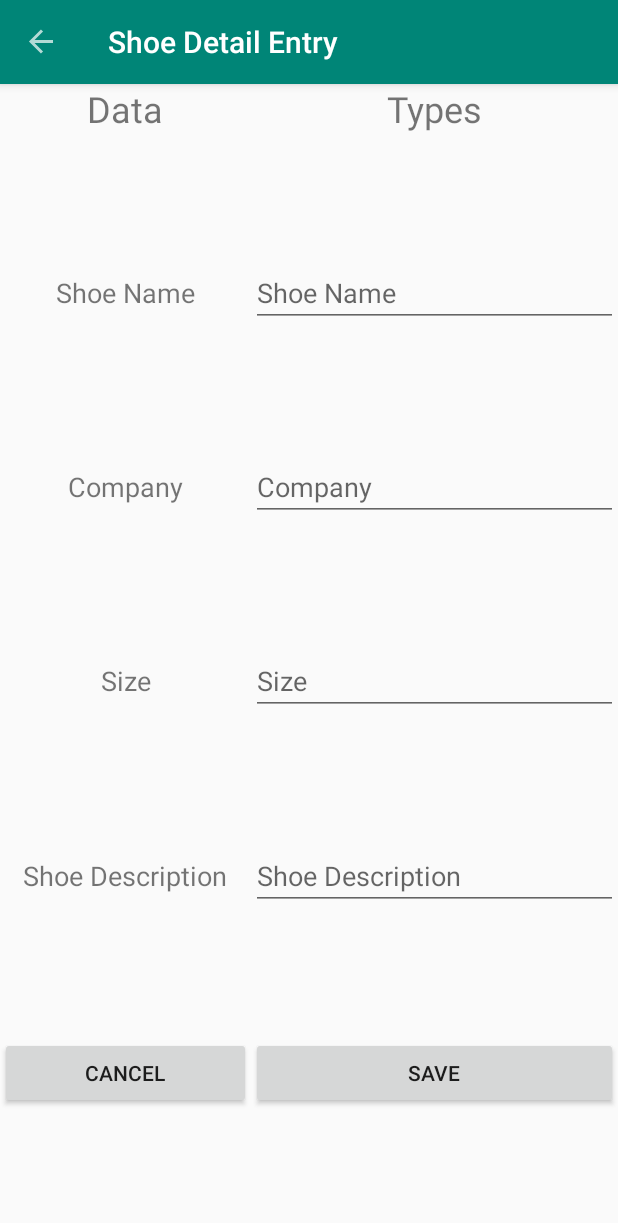
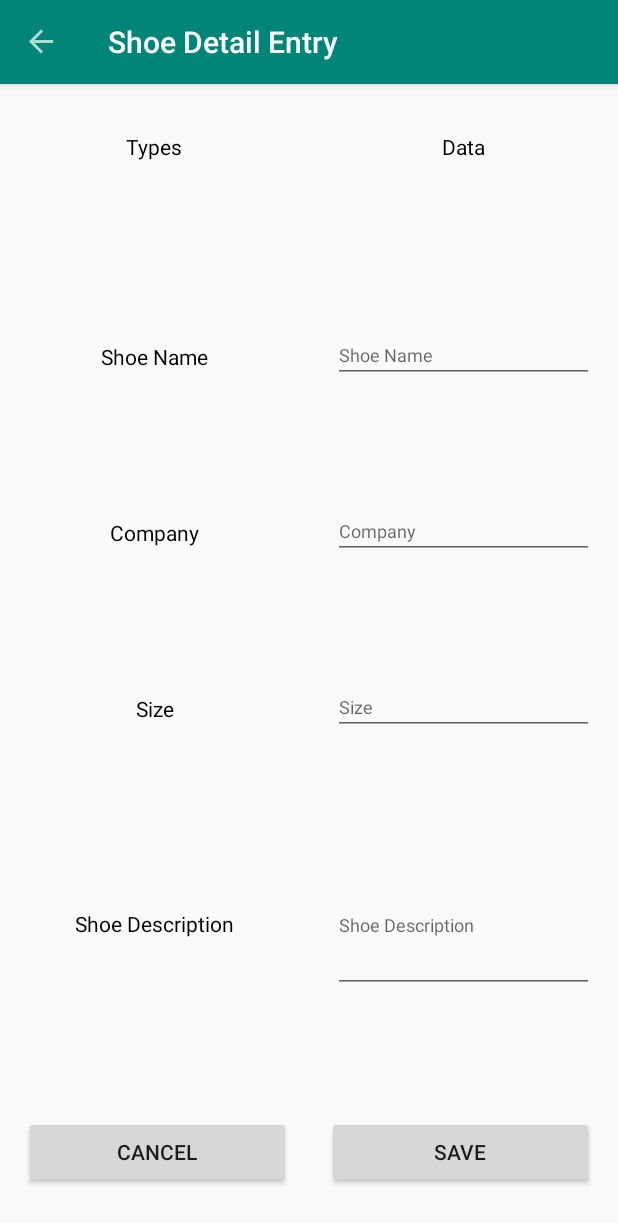
Before and after one commit to dev3019/ShoeStore_Kotlin, an Android app: the ShoeDetailFragment screen opened through its navigation route, on a phone screen of 412 x 824 dp. Shown: the top 1223 px of the screen. Run offline under Robolectric (Android 15) with nearby library versions, the phone set to English and light mode, and no system bars; our stand-ins replace Timber, data binding, navigation-ui.

Commit message:
Shoe detail layout created.

```diff
--- a/app/src/main/java/com/udacity/shoestore/screens/ShoeDetailFragment.kt
+++ b/app/src/main/java/com/udacity/shoestore/screens/ShoeDetailFragment.kt
@@ -9,7 +9,7 @@ import androidx.appcompat.app.AppCompatActivity
 import androidx.databinding.DataBindingUtil
 import com.udacity.shoestore.MainActivity
 import com.udacity.shoestore.R
-import com.udacity.shoestore.databinding.FragmentBinding
+import com.udacity.shoestore.databinding.FragmentShoeDetailBinding
 
 
 /**
@@ -18,10 +18,6 @@ import com.udacity.shoestore.databinding.FragmentBinding
  * create an instance of this fragment.
  */
 class ShoeDetailFragment : Fragment() {
-    override fun onCreate(savedInstanceState: Bundle?) {
-        super.onCreate(savedInstanceState)
-//        (activity as MainActivity).actionBar!!.hide()
-    }
 
     override fun onCreateView(
         inflater: LayoutInflater, container: ViewGroup?,
@@ -29,10 +25,13 @@ class ShoeDetailFragment : Fragment() {
     ): View? {
 
         // Inflate the layout for this fragment
-        val binding: FragmentBinding =
-            DataBindingUtil.inflate(inflater, R.layout.fragment, container, false)
+        val binding: FragmentShoeDetailBinding =
+            DataBindingUtil.inflate(inflater, R.layout.fragment_shoe_detail, container, false)
 //        activity!!.actionBar!!.hide()
 //        (activity as MainActivity).actionBar!!.hide()
+
+
+
         return binding.root
     }
 
--- a/app/src/main/res/layout/fragment.xml
+++ /dev/null
@@ -1,161 +0,0 @@
-<?xml version="1.0" encoding="utf-8"?>
-<layout xmlns:android="http://schemas.android.com/apk/res/android"
-    xmlns:app="http://schemas.android.com/apk/res-auto"
-    xmlns:tools="http://schemas.android.com/tools"
-    tools:context=".screens.ShoeDetailFragment">
-
-    <androidx.constraintlayout.widget.ConstraintLayout
-        android:layout_width="match_parent"
-        android:layout_height="match_parent"
-        android:layout_marginTop="?attr/actionBarSize">
-
-        <TableLayout
-            android:layout_width="match_parent"
-            android:layout_height="0dp"
-            app:layout_constraintBottom_toBottomOf="parent"
-            app:layout_constraintEnd_toEndOf="parent"
-            app:layout_constraintStart_toStartOf="parent"
-            app:layout_constraintTop_toTopOf="parent">
-
-            <TableRow
-                android:layout_width="match_parent"
-                android:layout_height="match_parent"
-                android:layout_weight="1">
-
-                <TextView
-                    android:id="@+id/data_textView"
-                    android:layout_width="wrap_content"
-                    android:layout_height="wrap_content"
-                    android:layout_weight="1"
-                    android:text="@string/dataTextView_label"
-                    android:textAlignment="center"
-                    android:textSize="24sp" />
-
-                <TextView
-                    android:id="@+id/type_textView"
-                    android:layout_width="wrap_content"
-                    android:layout_height="wrap_content"
-                    android:layout_weight="1"
-                    android:text="@string/typeTextView_label"
-                    android:textAlignment="center"
-                    android:textSize="24sp" />
-            </TableRow>
-
-            <TableRow
-                android:layout_width="match_parent"
-                android:layout_height="match_parent"
-                android:layout_weight="1">
-
-                <TextView
-                    android:id="@+id/shoeName_textView"
-                    android:layout_width="wrap_content"
-                    android:layout_height="wrap_content"
-                    android:layout_weight="1"
-                    android:text="@string/shoeName_text"
-                    android:textAlignment="center"
-                    android:textSize="18sp" />
-
-                <EditText
-                    android:id="@+id/shoeName_editText"
-                    android:layout_width="wrap_content"
-                    android:layout_height="wrap_content"
-                    android:layout_weight="1"
-                    android:ems="10"
-                    android:hint="@string/shoeName_text"
-                    android:inputType="textPersonName"/>
-            </TableRow>
-
-            <TableRow
-                android:layout_width="match_parent"
-                android:layout_height="match_parent"
-                android:layout_weight="1">
-
-                <TextView
-                    android:id="@+id/companyName_textView"
-                    android:layout_width="wrap_content"
-                    android:layout_height="wrap_content"
-                    android:layout_weight="1"
-                    android:text="@string/company_text"
-                    android:textAlignment="center"
-                    android:textSize="18sp" />
-
-                <EditText
-                    android:id="@+id/companyName_editText"
-                    android:layout_width="wrap_content"
-                    android:layout_height="wrap_content"
-                    android:layout_weight="1"
-                    android:ems="10"
-                    android:inputType="textPersonName"
-                    android:hint="@string/company_text"/>
-            </TableRow>
-
-            <TableRow
-                android:layout_width="match_parent"
-                android:layout_height="match_parent"
-                android:layout_weight="1">
-
-                <TextView
-                    android:id="@+id/shoeSize_textView"
-                    android:layout_width="wrap_content"
-                    android:layout_height="wrap_content"
-                    android:layout_weight="1"
-                    android:text="@string/size_text"
-                    android:textAlignment="center"
-                    android:textSize="18sp" />
-
-                <EditText
-                    android:id="@+id/shoeSize_editText"
-                    android:layout_width="wrap_content"
-                    android:layout_height="wrap_content"
-                    android:layout_weight="1"
-                    android:ems="10"
-                    android:inputType="textPersonName"
-                    android:hint="@string/size_text"/>
-            </TableRow>
-
-            <TableRow
-                android:layout_width="match_parent"
-                android:layout_height="match_parent"
-                android:layout_weight="1">
-
-                <TextView
-                    android:id="@+id/description_textView"
-                    android:layout_width="wrap_content"
-                    android:layout_height="wrap_content"
-                    android:layout_weight="1"
-                    android:text="@string/desc_textView"
-                    android:textAlignment="center"
-                    android:textSize="18sp" />
-
-                <EditText
-                    android:id="@+id/description_editText"
-                    android:layout_width="wrap_content"
-                    android:layout_height="wrap_content"
-                    android:layout_weight="1"
-                    android:ems="10"
-                    android:inputType="textPersonName"
-                    android:hint="@string/desc_textView"/>
-            </TableRow>
-
-            <TableRow
-                android:layout_width="match_parent"
-                android:layout_height="match_parent"
-                android:layout_weight="1">
-
-                <Button
-                    android:id="@+id/cancel_btn"
-                    android:layout_width="wrap_content"
-                    android:layout_height="wrap_content"
-                    android:layout_weight="1"
-                    android:text="@string/cancelBtn_text" />
-
-                <Button
-                    android:id="@+id/save_btn"
-                    android:layout_width="wrap_content"
-                    android:layout_height="wrap_content"
-                    android:layout_weight="1"
-                    android:text="@string/saveBtn_text" />
-            </TableRow>
-        </TableLayout>
-    </androidx.constraintlayout.widget.ConstraintLayout>
-</layout>
--- /dev/null
+++ b/app/src/main/res/layout/fragment_shoe_detail.xml
@@ -0,0 +1,201 @@
+<?xml version="1.0" encoding="utf-8"?>
+<layout xmlns:android="http://schemas.android.com/apk/res/android"
+    xmlns:app="http://schemas.android.com/apk/res-auto"
+    xmlns:tools="http://schemas.android.com/tools"
+    tools:context=".screens.ShoeDetailFragment">
+
+    <androidx.constraintlayout.widget.ConstraintLayout
+        android:layout_width="match_parent"
+        android:layout_height="match_parent"
+        android:layout_marginTop="?attr/actionBarSize">
+
+        <TextView
+            android:id="@+id/type_textView"
+            android:layout_width="0dp"
+            android:layout_height="50dp"
+            android:layout_marginStart="16dp"
+            android:layout_marginEnd="16dp"
+            android:text="@string/typeTextView_label"
+            android:textAlignment="center"
+            android:textColor="@android:color/black"
+            app:layout_constraintBaseline_toBaselineOf="@+id/data_textView"
+            app:layout_constraintEnd_toStartOf="@+id/data_textView"
+            app:layout_constraintHorizontal_bias="0.5"
+            app:layout_constraintHorizontal_chainStyle="packed"
+            app:layout_constraintStart_toStartOf="parent" />
+
+        <TextView
+            android:id="@+id/data_textView"
+            android:layout_width="0dp"
+            android:layout_height="50dp"
+            android:layout_marginStart="16dp"
+            android:layout_marginTop="32dp"
+            android:layout_marginEnd="16dp"
+            android:text="@string/dataTextView_label"
+            android:textAlignment="center"
+            android:textColor="@android:color/black"
+            app:layout_constraintBottom_toTopOf="@+id/shoeName_editText"
+            app:layout_constraintEnd_toEndOf="parent"
+            app:layout_constraintHorizontal_bias="0.5"
+            app:layout_constraintStart_toEndOf="@+id/type_textView"
+            app:layout_constraintTop_toTopOf="parent"
+            app:layout_constraintVertical_chainStyle="spread_inside" />
+
+        <TextView
+            android:id="@+id/shoeName_textView"
+            android:layout_width="0dp"
+            android:layout_height="35dp"
+            android:layout_marginStart="16dp"
+            android:layout_marginEnd="16dp"
+            android:text="@string/shoeName_text"
+            android:textAlignment="center"
+            android:textColor="@android:color/black"
+            app:layout_constraintBaseline_toBaselineOf="@+id/shoeName_editText"
+            app:layout_constraintEnd_toStartOf="@+id/shoeName_editText"
+            app:layout_constraintHorizontal_bias="0.5"
+            app:layout_constraintHorizontal_chainStyle="packed"
+            app:layout_constraintStart_toStartOf="parent" />
+
+        <EditText
+            android:id="@+id/shoeName_editText"
+            android:layout_width="0dp"
+            android:layout_height="35dp"
+            android:layout_marginStart="16dp"
+            android:layout_marginEnd="16dp"
+            android:ems="10"
+            android:hint="@string/shoeName_text"
+            android:inputType="textPersonName"
+            android:textColor="@android:color/black"
+            android:textSize="12sp"
+            app:layout_constraintBottom_toTopOf="@+id/companyName_editText"
+            app:layout_constraintEnd_toEndOf="parent"
+            app:layout_constraintHorizontal_bias="0.5"
+            app:layout_constraintStart_toEndOf="@+id/shoeName_textView"
+            app:layout_constraintTop_toBottomOf="@+id/data_textView" />
+
+        <TextView
+            android:id="@+id/companyName_textView"
+            android:layout_width="0dp"
+            android:layout_height="35dp"
+            android:layout_marginStart="16dp"
+            android:layout_marginEnd="16dp"
+            android:text="@string/company_text"
+            android:textAlignment="center"
+            android:textColor="@android:color/black"
+            app:layout_constraintBaseline_toBaselineOf="@+id/companyName_editText"
+            app:layout_constraintEnd_toStartOf="@+id/companyName_editText"
+            app:layout_constraintHorizontal_bias="0.5"
+            app:layout_constraintHorizontal_chainStyle="packed"
+            app:layout_constraintStart_toStartOf="parent" />
+
+        <EditText
+            android:id="@+id/companyName_editText"
+            android:layout_width="0dp"
+            android:layout_height="35dp"
+            android:layout_marginStart="16dp"
+            android:layout_marginEnd="16dp"
+            android:ems="10"
+            android:hint="@string/company_text"
+            android:inputType="textPersonName"
+            android:textColor="@android:color/black"
+            android:textSize="12sp"
+            app:layout_constraintBottom_toTopOf="@+id/shoeSize_editText"
+            app:layout_constraintEnd_toEndOf="parent"
+            app:layout_constraintHorizontal_bias="0.5"
+            app:layout_constraintStart_toEndOf="@+id/companyName_textView"
+            app:layout_constraintTop_toBottomOf="@+id/shoeName_editText" />
+
+        <TextView
+            android:id="@+id/shoeSize_textView"
+            android:layout_width="0dp"
+            android:layout_height="35dp"
+            android:layout_marginStart="16dp"
+            android:layout_marginEnd="16dp"
+            android:text="@string/size_text"
+            android:textAlignment="center"
+            android:textColor="@android:color/black"
+            app:layout_constraintBaseline_toBaselineOf="@+id/shoeSize_editText"
+            app:layout_constraintEnd_toStartOf="@+id/shoeSize_editText"
+            app:layout_constraintHorizontal_bias="0.5"
+            app:layout_constraintHorizontal_chainStyle="packed"
+            app:layout_constraintStart_toStartOf="parent" />
+
+        <EditText
+            android:id="@+id/shoeSize_editText"
+            android:layout_width="0dp"
+            android:layout_height="35dp"
+            android:layout_marginStart="16dp"
+            android:layout_marginEnd="16dp"
+            android:ems="10"
+            android:hint="@string/size_text"
+            android:inputType="textPersonName"
+            android:textColor="@android:color/black"
+            android:textSize="12sp"
+            app:layout_constraintBottom_toTopOf="@+id/description_editText"
+            app:layout_constraintEnd_toEndOf="parent"
+            app:layout_constraintHorizontal_bias="0.5"
+            app:layout_constraintStart_toEndOf="@+id/shoeSize_textView"
+            app:layout_constraintTop_toBottomOf="@+id/companyName_editText" />
+
+        <TextView
+            android:id="@+id/description_textView"
+            android:layout_width="0dp"
+            android:layout_height="35dp"
+            android:layout_marginStart="16dp"
+            android:layout_marginEnd="16dp"
+            android:text="@string/desc_textView"
+            android:textAlignment="center"
+            android:textColor="@android:color/black"
+            app:layout_constraintBaseline_toBaselineOf="@+id/description_editText"
+            app:layout_constraintEnd_toStartOf="@+id/description_editText"
+            app:layout_constraintHorizontal_bias="0.5"
+            app:layout_constraintHorizontal_chainStyle="packed"
+            app:layout_constraintStart_toStartOf="parent" />
+
+        <EditText
+            android:id="@+id/description_editText"
+            android:layout_width="0dp"
+            android:layout_height="90dp"
+            android:layout_marginStart="16dp"
+            android:layout_marginEnd="16dp"
+            android:ems="10"
+            android:hint="@string/desc_textView"
+            android:inputType="textPersonName"
+            android:textAlignment="textStart"
+            android:textColor="@android:color/black"
+            android:textSize="12sp"
+            app:layout_constraintBottom_toTopOf="@+id/save_btn"
+            app:layout_constraintEnd_toEndOf="parent"
+            app:layout_constraintHorizontal_bias="0.5"
+            app:layout_constraintStart_toEndOf="@+id/description_textView"
+            app:layout_constraintTop_toBottomOf="@+id/shoeSize_editText" />
+
+        <Button
+            android:id="@+id/cancel_btn"
+            android:layout_width="0dp"
+            android:layout_height="wrap_content"
+            android:layout_marginStart="16dp"
+            android:layout_marginEnd="16dp"
+            android:text="@string/cancelBtn_text"
+            app:layout_constraintBaseline_toBaselineOf="@+id/save_btn"
+            app:layout_constraintEnd_toStartOf="@+id/save_btn"
+            app:layout_constraintHorizontal_bias="0.5"
+            app:layout_constraintHorizontal_chainStyle="packed"
+            app:layout_constraintStart_toStartOf="parent" />
+
+        <Button
+            android:id="@+id/save_btn"
+            android:layout_width="0dp"
+            android:layout_height="wrap_content"
+            android:layout_marginStart="8dp"
+            android:layout_marginEnd="16dp"
+            android:layout_marginBottom="32dp"
+            android:text="@string/saveBtn_text"
+            app:layout_constraintBottom_toBottomOf="parent"
+            app:layout_constraintEnd_toEndOf="parent"
+            app:layout_constraintHorizontal_bias="0.5"
+            app:layout_constraintStart_toEndOf="@+id/cancel_btn"
+            app:layout_constraintTop_toBottomOf="@+id/description_editText" />
+
+    </androidx.constraintlayout.widget.ConstraintLayout>
+</layout>
--- a/app/src/main/res/navigation/navigation.xml
+++ b/app/src/main/res/navigation/navigation.xml
@@ -41,5 +41,9 @@
     <fragment
         android:id="@+id/shoeDetailFragment"
         android:name="com.udacity.shoestore.screens.ShoeDetailFragment"
-        android:label="Shoe Detail Entry" />
+        android:label="Shoe Detail Entry" >
+        <action
+            android:id="@+id/action_shoeDetailFragment_to_shoeListFragment"
+            app:destination="@id/shoeListFragment" />
+    </fragment>
 </navigation>
```
